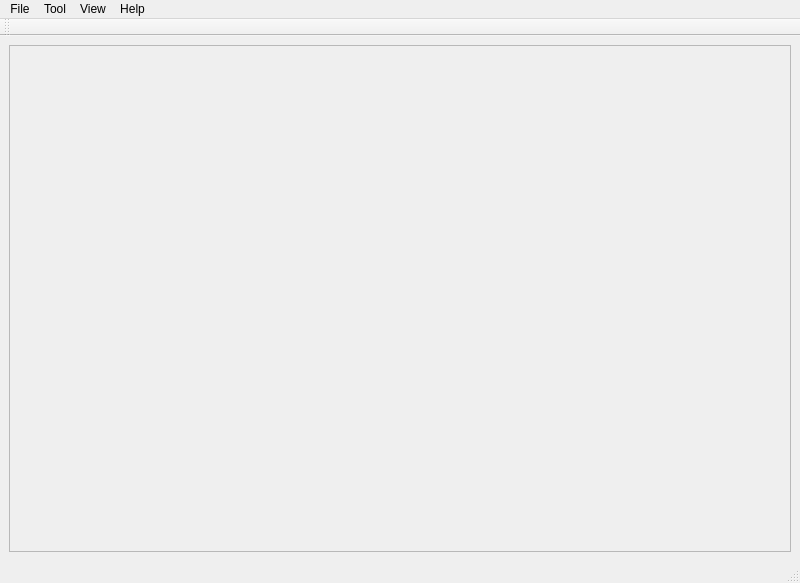
Before: the Qt Designer form lib/mainwindow/mainwindow.ui in BigCubeCat/icg_filter, drawn with Qt 5.
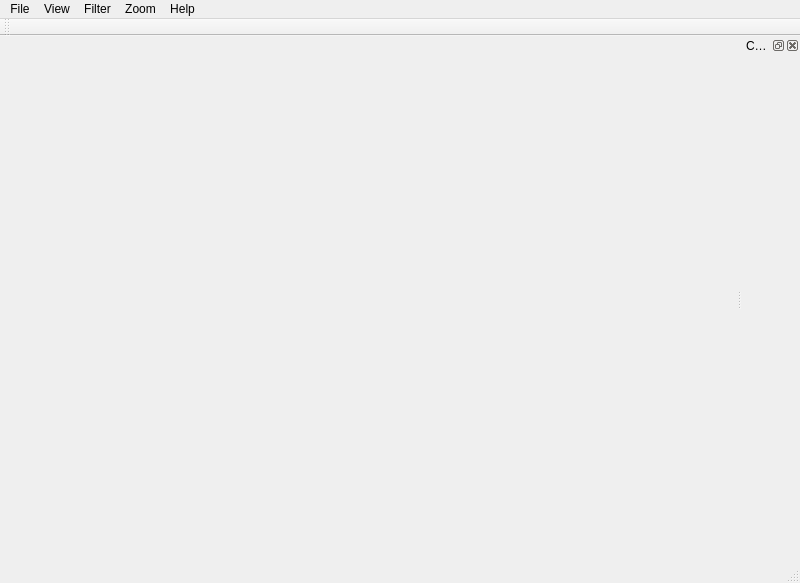
After: the same form once the commit is applied. Icons and pictures are not drawn.

Commit message: feat: нормально функционирующий сайдбар

What changed in the file:
```diff
--- a/lib/mainwindow/mainwindow.ui
+++ b/lib/mainwindow/mainwindow.ui
@@ -25,28 +25,7 @@
    </iconset>
   </property>
   <widget class="QWidget" name="centralwidget">
-   <layout class="QVBoxLayout" name="verticalLayout">
-    <item>
-     <layout class="QVBoxLayout" name="layout"/>
-    </item>
-    <item>
-     <widget class="QScrollArea" name="scrollArea">
-      <property name="widgetResizable">
-       <bool>true</bool>
-      </property>
-      <widget class="QWidget" name="scrollAreaWidgetContents">
-       <property name="geometry">
-        <rect>
-         <x>0</x>
-         <y>0</y>
-         <width>780</width>
-         <height>493</height>
-        </rect>
-       </property>
-      </widget>
-     </widget>
-    </item>
-   </layout>
+   <layout class="QVBoxLayout" name="verticalLayout"/>
   </widget>
   <widget class="QMenuBar" name="menubar">
    <property name="geometry">
@@ -54,7 +33,7 @@
      <x>0</x>
      <y>0</y>
      <width>800</width>
-     <height>23</height>
+     <height>22</height>
     </rect>
    </property>
    <widget class="QMenu" name="menuFile">
@@ -71,7 +50,7 @@
    </widget>
    <widget class="QMenu" name="menuTools">
     <property name="title">
-     <string>Tool</string>
+     <string>Filter</string>
     </property>
     <addaction name="actionLine"/>
     <addaction name="actionFill"/>
@@ -84,16 +63,23 @@
     <addaction name="actionAbout"/>
     <addaction name="actionHelp"/>
    </widget>
-   <widget class="QMenu" name="menuView">
+   <widget class="QMenu" name="menuZoom">
     <property name="title">
-     <string>View</string>
+     <string>Zoom</string>
     </property>
     <addaction name="actionResize"/>
     <addaction name="actionReset"/>
    </widget>
+   <widget class="QMenu" name="menuView">
+    <property name="title">
+     <string>View</string>
+    </property>
+    <addaction name="actionConfig"/>
+   </widget>
    <addaction name="menuFile"/>
-   <addaction name="menuTools"/>
    <addaction name="menuView"/>
+   <addaction name="menuTools"/>
+   <addaction name="menuZoom"/>
    <addaction name="menuHelp"/>
   </widget>
   <widget class="QStatusBar" name="statusbar"/>
@@ -108,6 +94,21 @@
     <bool>false</bool>
    </attribute>
   </widget>
+  <widget class="QDockWidget" name="dockWidget">
+   <property name="whatsThis">
+    <string>sidebar</string>
+   </property>
+   <property name="allowedAreas">
+    <set>Qt::DockWidgetArea::LeftDockWidgetArea|Qt::DockWidgetArea::RightDockWidgetArea</set>
+   </property>
+   <property name="windowTitle">
+    <string>Config</string>
+   </property>
+   <attribute name="dockWidgetArea">
+    <number>2</number>
+   </attribute>
+   <widget class="QWidget" name="dockWidgetContents"/>
+  </widget>
   <action name="actionOpen">
    <property name="icon">
     <iconset>
```
Left out of the diff: 25 changed lines with no effect on the pictures. The commit also changes 2 other files.
